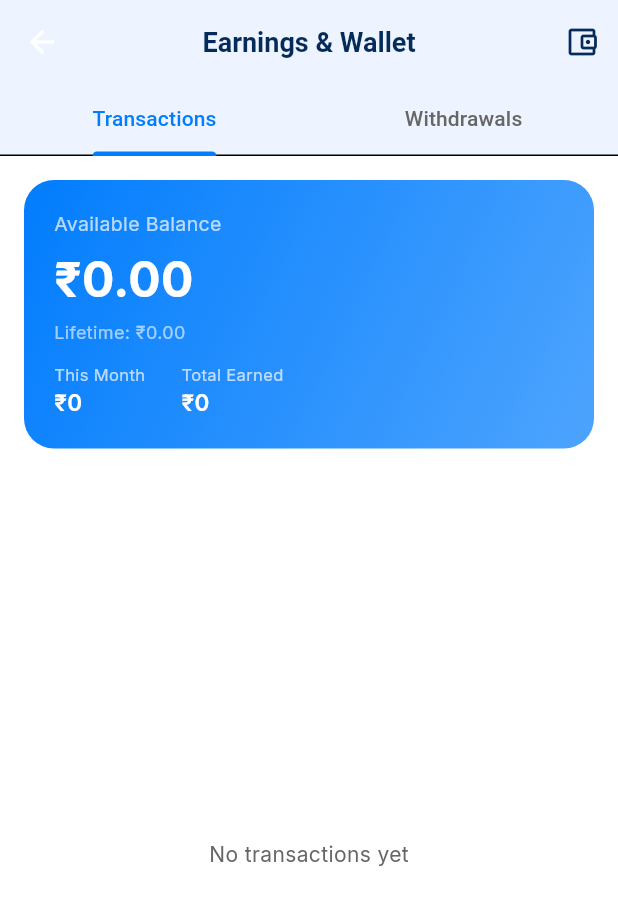
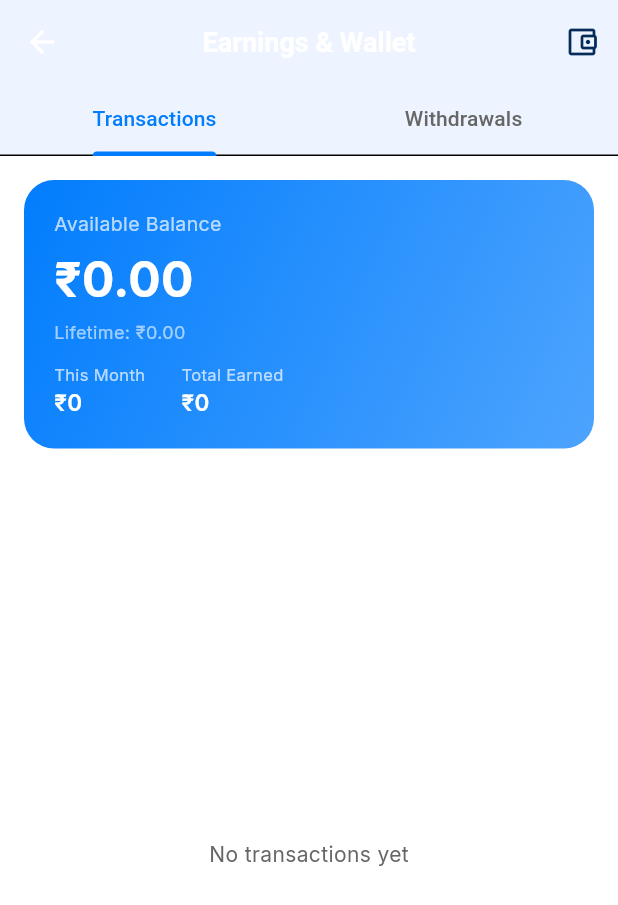
Before and after one commit to grahvarta-cell/grahvartaapp, a Flutter app: the AstrologerOwnProfileScreen screen opened directly, after a tap on "Earnings & Wallet", on a phone screen of 412 x 824 dp. Shown: the top 905 px of the screen. Run offline on Flutter 3.47's test engine with Material 3 defaults, Android fonts, the phone set to English and light mode, and no system bars; our stand-ins replace badges, bloc, equatable, firebase_core, firebase_messaging, flutter_bloc and 11 more; missing offline and left inert: agora_rtc_engine, razorpay_flutter; accounts and stored records are empty; network calls fail.

Commit message:
fix: make all AppBar titles white in astrologer_app
Co-Authored-By: Claude Sonnet 4.6 <noreply@anthropic.com>

```diff
--- a/astrologer_app/lib/screens/astrologer/astrologer_chat_history_screen.dart
+++ b/astrologer_app/lib/screens/astrologer/astrologer_chat_history_screen.dart
@@ -50,7 +50,7 @@ class _AstrologerChatHistoryScreenState extends State<AstrologerChatHistoryScree
   Widget build(BuildContext context) {
     return Scaffold(
       appBar: AppBar(
-        title: Text('Chat History', style: TextStyle(color: context.clr.txtPrimary, fontWeight: FontWeight.bold)),
+        title: const Text('Chat History', style: TextStyle(color: Colors.white, fontWeight: FontWeight.bold)),
       ),
       body: _isLoading
           ? _buildShimmer()
--- a/astrologer_app/lib/screens/astrologer/astrologer_community_screen.dart
+++ b/astrologer_app/lib/screens/astrologer/astrologer_community_screen.dart
@@ -235,7 +235,7 @@ class _AstrologerCommunityScreenState extends State<AstrologerCommunityScreen> {
     return Scaffold(
       appBar: AppBar(
         backgroundColor: context.clr.surface,
-        title: Text('Community', style: TextStyle(color: context.clr.txtPrimary)),
+        title: const Text('Community', style: TextStyle(color: Colors.white)),
         actions: [
           Stack(
             children: [
--- a/astrologer_app/lib/screens/astrologer/astrologer_consultations_screen.dart
+++ b/astrologer_app/lib/screens/astrologer/astrologer_consultations_screen.dart
@@ -69,7 +69,7 @@ class _AstrologerConsultationsScreenState extends State<AstrologerConsultationsS
     return Scaffold(
       appBar: AppBar(
         backgroundColor: context.clr.surface,
-        title: Text('Consultations', style: TextStyle(color: context.clr.txtPrimary, fontSize: 18, fontWeight: FontWeight.bold)),
+        title: const Text('Consultations', style: TextStyle(color: Colors.white, fontSize: 18, fontWeight: FontWeight.bold)),
         actions: [
           IconButton(
             icon: Icon(Icons.refresh_rounded, color: context.clr.txtPrimary),
--- a/astrologer_app/lib/screens/astrologer/astrologer_earnings_screen.dart
+++ b/astrologer_app/lib/screens/astrologer/astrologer_earnings_screen.dart
@@ -134,7 +134,7 @@ class _AstrologerEarningsScreenState extends State<AstrologerEarningsScreen> {
       child: Scaffold(
         appBar: AppBar(
           backgroundColor: context.clr.surface,
-          title: Text('Earnings & Wallet', style: TextStyle(color: context.clr.txtPrimary)),
+          title: const Text('Earnings & Wallet', style: TextStyle(color: Colors.white)),
           bottom: TabBar(
             indicatorColor: context.clr.accent,
             labelColor: context.clr.accent,
--- a/astrologer_app/lib/screens/astrologer/astrologer_live_screen.dart
+++ b/astrologer_app/lib/screens/astrologer/astrologer_live_screen.dart
@@ -183,7 +183,7 @@ class _AstrologerLiveScreenState extends State<AstrologerLiveScreen> {
     return Scaffold(
       appBar: AppBar(
         backgroundColor: context.clr.surface,
-        title: Text('Live Sessions', style: TextStyle(color: context.clr.txtPrimary)),
+        title: const Text('Live Sessions', style: TextStyle(color: Colors.white)),
       ),
       floatingActionButton: FloatingActionButton.extended(
         onPressed: _showCreateSheet,
--- a/astrologer_app/lib/screens/astrologer/astrologer_own_profile_screen.dart
+++ b/astrologer_app/lib/screens/astrologer/astrologer_own_profile_screen.dart
@@ -145,7 +145,7 @@ class _AstrologerOwnProfileScreenState extends State<AstrologerOwnProfileScreen>
     return Scaffold(
       appBar: AppBar(
         backgroundColor: context.clr.surface,
-        title: Text('My Profile', style: TextStyle(color: context.clr.txtPrimary)),
+        title: const Text('My Profile', style: TextStyle(color: Colors.white)),
         actions: [
           if (!_editing)
             IconButton(
--- a/astrologer_app/lib/screens/astrologer/astrologer_setup_profile_screen.dart
+++ b/astrologer_app/lib/screens/astrologer/astrologer_setup_profile_screen.dart
@@ -95,7 +95,7 @@ class _AstrologerSetupProfileScreenState extends State<AstrologerSetupProfileScr
     return Scaffold(
       appBar: AppBar(
         backgroundColor: context.clr.surface,
-        title: Text('Setup Astrologer Profile', style: TextStyle(color: context.clr.txtPrimary)),
+        title: const Text('Setup Astrologer Profile', style: TextStyle(color: Colors.white)),
         iconTheme: IconThemeData(color: context.clr.txtPrimary),
       ),
       body: Form(
--- a/astrologer_app/lib/screens/astrologer/become_astrologer_screen.dart
+++ b/astrologer_app/lib/screens/astrologer/become_astrologer_screen.dart
@@ -10,7 +10,7 @@ class BecomeAstrologerScreen extends StatelessWidget {
     return Scaffold(
       appBar: AppBar(
         backgroundColor: context.clr.surface,
-        title: Text('Become an Astrologer', style: TextStyle(color: context.clr.txtPrimary)),
+        title: const Text('Become an Astrologer', style: TextStyle(color: Colors.white)),
         iconTheme: IconThemeData(color: context.clr.txtPrimary),
       ),
       body: SingleChildScrollView(
--- a/astrologer_app/lib/screens/family/family_members_screen.dart
+++ b/astrologer_app/lib/screens/family/family_members_screen.dart
@@ -75,7 +75,7 @@ class _FamilyMembersScreenState extends State<FamilyMembersScreen> {
     return Scaffold(
       appBar: AppBar(
         backgroundColor: context.clr.surface,
-        title: Text('Family Members', style: TextStyle(color: context.clr.txtPrimary, fontWeight: FontWeight.bold)),
+        title: const Text('Family Members', style: TextStyle(color: Colors.white, fontWeight: FontWeight.bold)),
         iconTheme: IconThemeData(color: context.clr.txtPrimary),
         elevation: 0,
       ),
--- a/astrologer_app/lib/screens/kundli/kundli_screen.dart
+++ b/astrologer_app/lib/screens/kundli/kundli_screen.dart
@@ -16,7 +16,7 @@ class KundliScreen extends StatelessWidget {
     return Scaffold(
       appBar: AppBar(
         automaticallyImplyLeading: false,
-        title: Text('Kundli & Astrology', style: TextStyle(color: context.clr.txtPrimary, fontWeight: FontWeight.bold)),
+        title: const Text('Kundli & Astrology', style: TextStyle(color: Colors.white, fontWeight: FontWeight.bold)),
       ),
       body: SingleChildScrollView(
         padding: const EdgeInsets.all(20),
--- a/astrologer_app/lib/screens/reports/reports_screen.dart
+++ b/astrologer_app/lib/screens/reports/reports_screen.dart
@@ -248,7 +248,7 @@ class _ReportsScreenState extends State<ReportsScreen> with SingleTickerProvider
     return Scaffold(
       appBar: AppBar(
         backgroundColor: context.clr.surface,
-        title: Text('Astro Reports', style: TextStyle(color: context.clr.txtPrimary, fontWeight: FontWeight.bold)),
+        title: const Text('Astro Reports', style: TextStyle(color: Colors.white, fontWeight: FontWeight.bold)),
         iconTheme: IconThemeData(color: context.clr.txtPrimary),
         elevation: 0,
         bottom: TabBar(
--- a/astrologer_app/lib/screens/reports/unlocked_reports_screen.dart
+++ b/astrologer_app/lib/screens/reports/unlocked_reports_screen.dart
@@ -38,7 +38,7 @@ class _UnlockedReportsScreenState extends State<UnlockedReportsScreen> {
     return Scaffold(
       appBar: widget.embedded ? null : AppBar(
         backgroundColor: context.clr.surface,
-        title: Text('My Reports', style: TextStyle(color: context.clr.txtPrimary, fontWeight: FontWeight.bold)),
+        title: const Text('My Reports', style: TextStyle(color: Colors.white, fontWeight: FontWeight.bold)),
         iconTheme: IconThemeData(color: context.clr.txtPrimary),
         elevation: 0,
       ),
```
